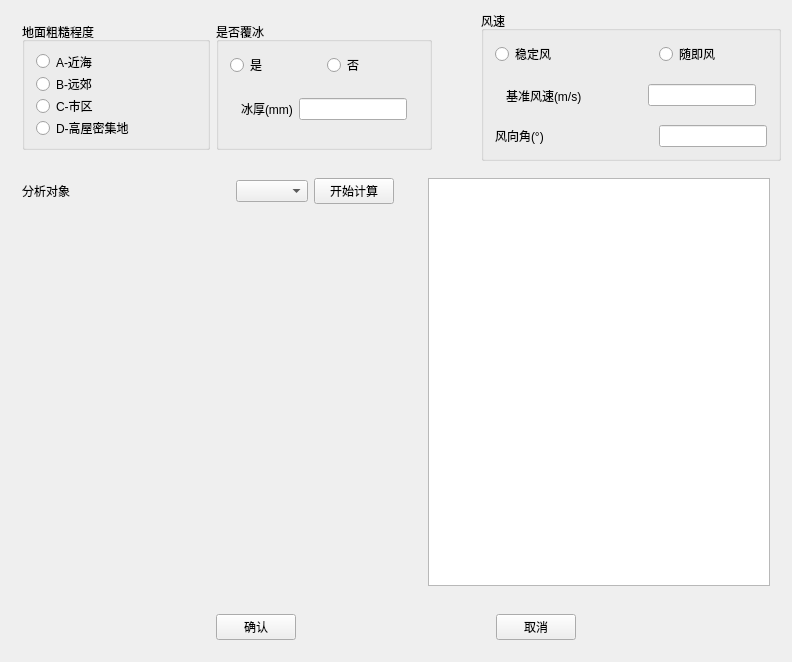
Before: the Qt Designer form TW/Wind.ui in Shixuku/Tower-Visual, drawn with Qt 5.
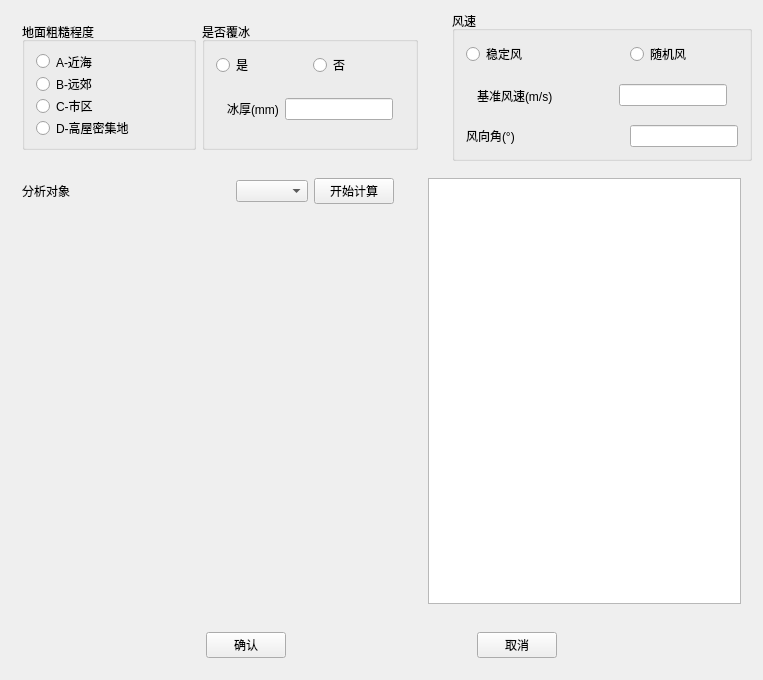
After: the same form once the commit is applied.

Commit message: 1.修改了风界面有个字写错的问题；2.消除了不同·Renderer下点选会崩的bug

What changed in the file:
```diff
--- a/TW/Wind.ui
+++ b/TW/Wind.ui
@@ -6,8 +6,8 @@
    <rect>
     <x>0</x>
     <y>0</y>
-    <width>792</width>
-    <height>662</height>
+    <width>763</width>
+    <height>680</height>
    </rect>
   </property>
   <property name="windowTitle">
@@ -49,7 +49,7 @@
       <item row="0" column="2">
        <widget class="QRadioButton" name="rad_ran">
         <property name="text">
-         <string>随即风</string>
+         <string>随机风</string>
         </property>
        </widget>
       </item>
```
The commit also changes 4 other files.
